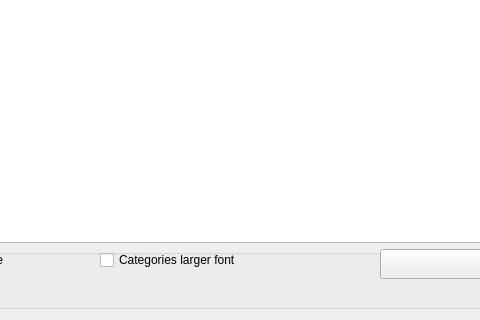
Qt form GUI_UIs/ui_visualise_graph_original.ui (ccbogel/QualCoder) before a commit; both pictures show x 281 to 761 and y 424 to 744 of the 1098 by 744 pixel window.
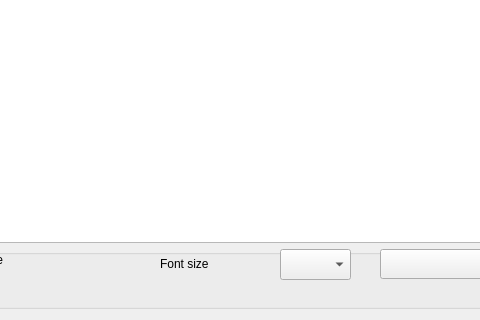
The same form after that commit.

Commit message: font size option

```diff
--- a/GUI_UIs/ui_visualise_graph_original.ui
+++ b/GUI_UIs/ui_visualise_graph_original.ui
@@ -51,19 +51,6 @@
        <string>Black and white</string>
       </property>
      </widget>
-     <widget class="QCheckBox" name="checkBox_fontsize">
-      <property name="geometry">
-       <rect>
-        <x>370</x>
-        <y>0</y>
-        <width>281</width>
-        <height>22</height>
-       </rect>
-      </property>
-      <property name="text">
-       <string>Categories larger font</string>
-      </property>
-     </widget>
      <widget class="QComboBox" name="comboBox">
       <property name="geometry">
        <rect>
@@ -87,6 +74,32 @@
        <string>List view</string>
       </property>
      </widget>
+     <widget class="QComboBox" name="comboBox_fontsize">
+      <property name="geometry">
+       <rect>
+        <x>550</x>
+        <y>0</y>
+        <width>71</width>
+        <height>31</height>
+       </rect>
+      </property>
+     </widget>
+     <widget class="QLabel" name="label">
+      <property name="geometry">
+       <rect>
+        <x>430</x>
+        <y>6</y>
+        <width>111</width>
+        <height>17</height>
+       </rect>
+      </property>
+      <property name="layoutDirection">
+       <enum>Qt::RightToLeft</enum>
+      </property>
+      <property name="text">
+       <string>Font size</string>
+      </property>
+     </widget>
     </widget>
    </item>
    <item row="0" column="0">
```
Left out of the diff: 14 changed lines with no effect on the pictures.
